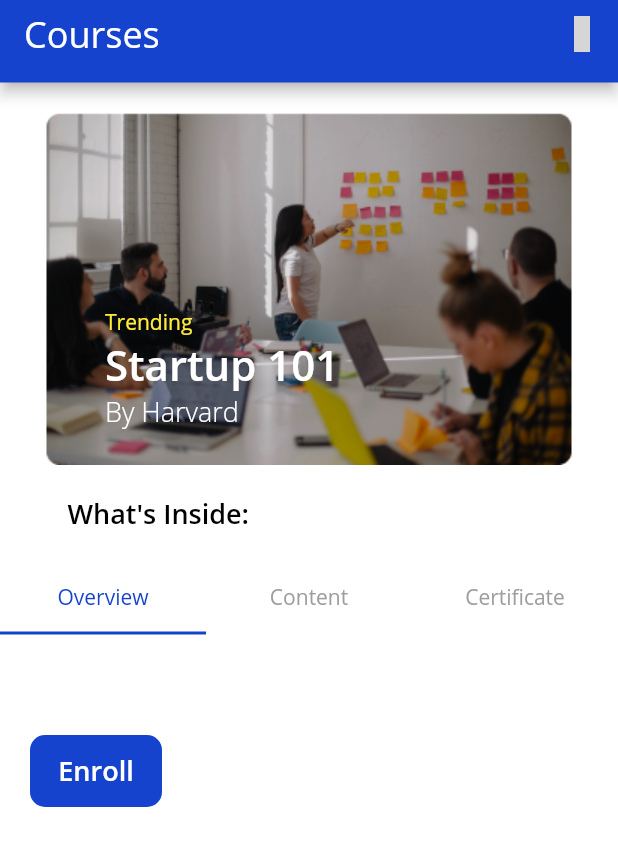
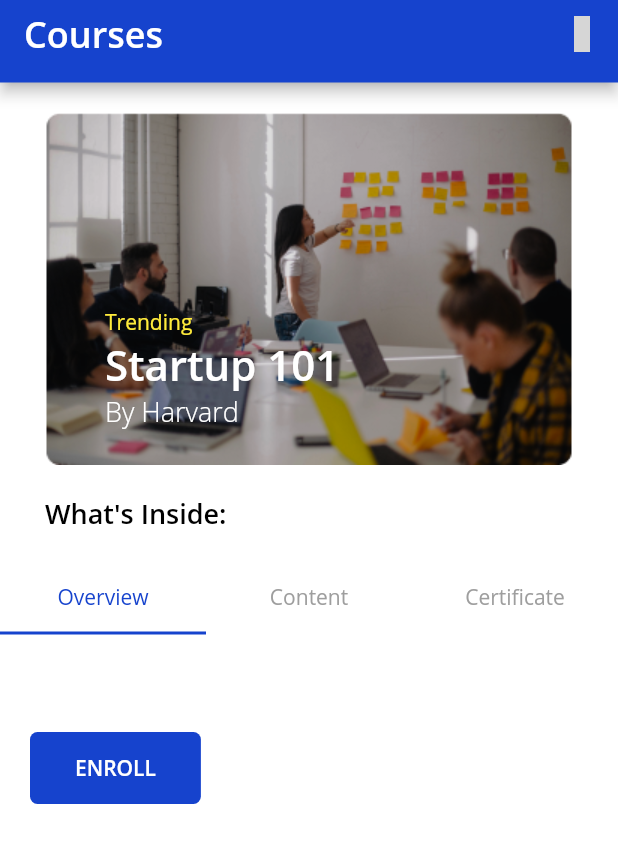
Before and after one commit to harshgupta6789/apli-app, a Flutter app: the Courses screen opened directly with empty values, on a phone screen of 412 x 824 dp. Shown: the top 846 px of the screen. Run offline on Flutter 3.47's test engine with Material 2 defaults, Android fonts, the phone set to English and light mode, and no system bars; our stand-ins replace auto_size_text, awesome_dialog, camera, cloud_firestore, connectivity, eva_icons_flutter and 12 more; missing offline and left inert: app_settings, country_pickers, mailer, search_widget; accounts and stored records are empty; grey boxes are pictures that could not be loaded.

Commit message:
UI changes

```diff
--- a/lib/Screens/Home/Courses/courses.dart
+++ b/lib/Screens/Home/Courses/courses.dart
@@ -41,7 +41,7 @@ class _CoursesState extends State<Courses> with SingleTickerProviderStateMixin {
                   Text(
                     snapshot.data['overview'] ??
                         "Error While Fetching The Data",
-                    style: TextStyle(fontSize: 20),
+                    style: TextStyle(fontSize: 18),
                     textAlign: TextAlign.start,
                   ),
                   Padding(
@@ -49,13 +49,14 @@ class _CoursesState extends State<Courses> with SingleTickerProviderStateMixin {
                       child: Container(
                         decoration: BoxDecoration(
                           color: basicColor,
-                          borderRadius: BorderRadius.circular(10),
+                          borderRadius: BorderRadius.circular(5),
                         ),
                         child: MaterialButton(
+                          padding: EdgeInsets.only(left: 30, right: 30),
                             child: Text(
-                              enroll,
+                              'ENROLL',
                               style: TextStyle(
-                                  fontSize: 18.0,
+                                  fontSize: 14.0,
                                   color: Colors.white,
                                   fontWeight: FontWeight.w600),
                             ),
@@ -115,9 +116,9 @@ class _CoursesState extends State<Courses> with SingleTickerProviderStateMixin {
                           snapshot.data.documents[index].data['title'] ??
                               "Play Me",
                           style: TextStyle(
-                              fontSize: 18.0, fontWeight: FontWeight.w600),
+                              fontSize: 17.0, fontWeight: FontWeight.bold),
                         ),
-                        subtitle: Text("Video | 2m"),
+                        subtitle: Text("Video | 2m", style: TextStyle(fontSize: 12.5),),
                       ),
                     )
                   ],
@@ -132,13 +133,12 @@ class _CoursesState extends State<Courses> with SingleTickerProviderStateMixin {
 
   Widget _certificate() {
     return Padding(
-      padding: const EdgeInsets.all(20.0),
+      padding: const EdgeInsets.fromLTRB(40, 20, 40, 20),
       child: Column(
         children: <Widget>[
           Text(
             completion,
-            textAlign: TextAlign.center,
-            style: TextStyle(fontSize: 18.0, fontWeight: FontWeight.w600),
+            style: TextStyle(fontSize: 17.0, fontWeight: FontWeight.bold),
           ),
           Padding(
             padding: const EdgeInsets.all(20.0),
@@ -215,7 +215,7 @@ class _CoursesState extends State<Courses> with SingleTickerProviderStateMixin {
               padding: EdgeInsets.only(bottom: 10.0),
               child: Text(
                 courses,
-                style: TextStyle(color: Colors.white, fontSize: 24),
+                style: TextStyle(color: Colors.white, fontSize: 24, fontWeight: FontWeight.bold),
               ),
             ),
           ),
@@ -266,7 +266,7 @@ class _CoursesState extends State<Courses> with SingleTickerProviderStateMixin {
                   ],
                 ),
                 Padding(
-                  padding: EdgeInsets.only(left: 45.0, top: 20.0),
+                  padding: EdgeInsets.only(left: 30, top: 20.0),
                   child: Text("What's Inside:",
                       style: TextStyle(
                           color: Colors.black,
--- a/lib/Screens/Home/Jobs/jobs.dart
+++ b/lib/Screens/Home/Jobs/jobs.dart
@@ -65,7 +65,7 @@ class _JobsState extends State<Jobs> with SingleTickerProviderStateMixin {
               padding: const EdgeInsets.only(bottom: 10.0),
               child: Text(
                 jobsAvailable,
-                style: TextStyle(color: Colors.white, fontSize: 24),
+                style: TextStyle(color: Colors.white, fontSize: 24, fontWeight: FontWeight.bold),
               ),
             ),
             bottom: ColoredTabBar(
@@ -146,7 +146,7 @@ class _JobsState extends State<Jobs> with SingleTickerProviderStateMixin {
               Padding(
                   padding: const EdgeInsets.all(8.0),
                   child: Text(
-                    "Your Incomplete jobs will be listed here.",
+                    "All caught up!",
                     style: TextStyle(fontSize: 16),
                   ))
             ],
--- a/lib/Screens/Home/Profile/profile.dart
+++ b/lib/Screens/Home/Profile/profile.dart
@@ -366,7 +366,7 @@ class _ProfileState extends State<Profile> with SingleTickerProviderStateMixin {
               padding: const EdgeInsets.only(bottom: 10.0),
               child: Text(
                 profile,
-                style: TextStyle(color: Colors.white, fontSize: 24),
+                style: TextStyle(color: Colors.white, fontSize: 24, fontWeight: FontWeight.bold),
               ),
             ),
             bottom: ColoredTabBar(
--- a/lib/Screens/Home/Updates/updates.dart
+++ b/lib/Screens/Home/Updates/updates.dart
@@ -112,7 +112,7 @@ class _UpdatesState extends State<Updates> {
               padding: const EdgeInsets.only(bottom: 10.0),
               child: Text(
                 updates,
-                style: TextStyle(color: Colors.white, fontSize: 24),
+                style: TextStyle(color: Colors.white, fontSize: 24, fontWeight: FontWeight.bold),
               ),
             ),
           ),
--- a/lib/Screens/Login-Signup/register.dart
+++ b/lib/Screens/Login-Signup/register.dart
@@ -350,7 +350,7 @@ class _RegisterState extends State<Register> {
                             const SizedBox(width: 10),
                             FlatButton(
                               onPressed: () {
-                                Navigator.pushReplacement((context), MaterialPageRoute(builder: (context) => CollegeNotFound()));
+                                Navigator.pushReplacement((context), MaterialPageRoute(builder: (context) => CollegeNotFound(phoneNo: widget.phoneNo)));
                                 setState(() {
                                   collegeNotFound = true;
                                   allSet = true;
```
Also changed, not shown: lib/Screens/Login-Signup/collegeNotFound.dart (+10 -2 lines), lib/Screens/Login-Signup/login.dart (+15 -2 lines), lib/Screens/Login-Signup/verifyPhoneNo.dart (+0 -19 lines).
